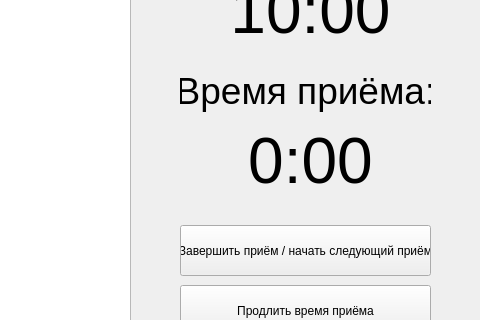
Qt form Doctor_main_design.ui (Maxim-haruspexxx-Mikhaylov/Punctual_Patient) before a commit; both pictures show x 250 to 730 and y 354 to 674 of the 730 by 861 pixel window.
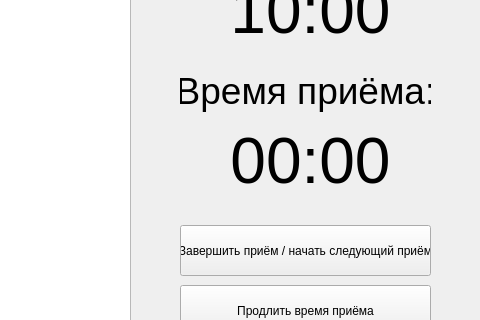
The same form after that commit.

```diff
--- a/Doctor_main_design.ui
+++ b/Doctor_main_design.ui
@@ -71,7 +71,7 @@
      </font>
     </property>
     <property name="text">
-     <string>0:00</string>
+     <string>00:00</string>
     </property>
     <property name="alignment">
      <set>Qt::AlignCenter</set>
```
